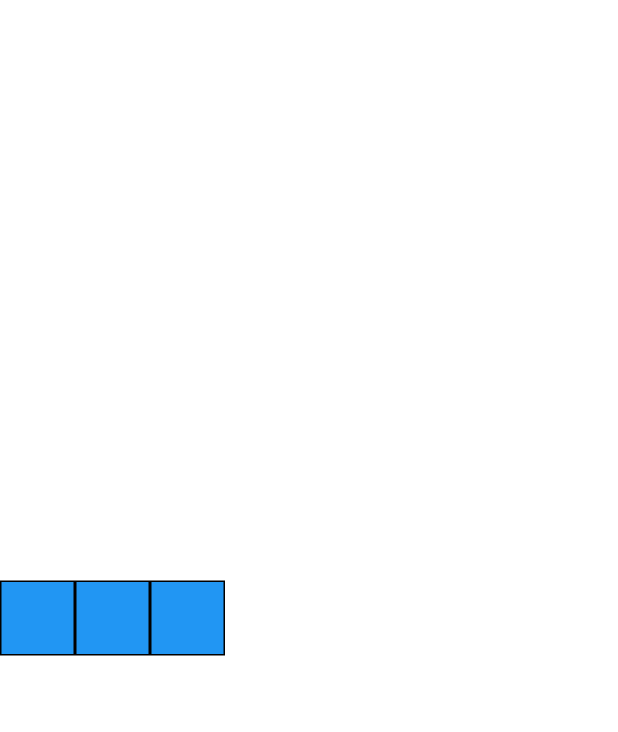
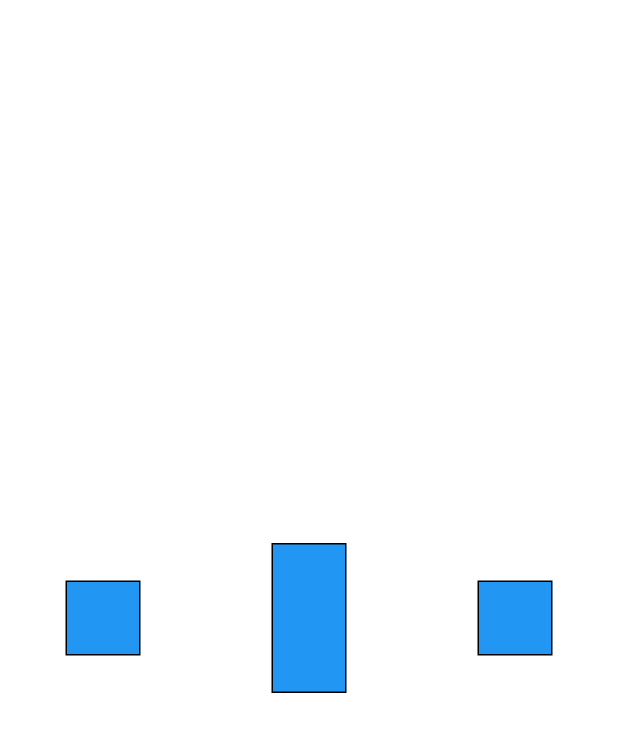
Before and after one commit to euivanw/flutter_codelabs_lab4, a Flutter app: the screen it shows after launch, on a phone screen of 412 x 824 dp. Shown: the top 732 px of the screen. Run offline on Flutter 3.47's test engine with Material 2 defaults, Android fonts, the phone set to English and light mode, and no system bars.

Commit message:
Lab4: Modificando o alinhamento cruzado do eixo

```diff
--- /dev/null
+++ b/lib/exemplo_cross_axis_alignment.dart
@@ -0,0 +1,44 @@
+import 'package:flutter/material.dart';
+
+class CrossAxisAlignmentExemplo extends StatelessWidget {
+  @override
+  Widget build(BuildContext context) {
+    return Row(
+      mainAxisAlignment: MainAxisAlignment.spaceAround,
+      crossAxisAlignment: CrossAxisAlignment.center,
+      children: [
+        BlueBox(),
+        BiggerBlueBox(),
+        BlueBox(),
+      ],
+    );
+  }
+}
+
+class BlueBox extends StatelessWidget {
+  @override
+  Widget build(BuildContext context) {
+    return Container(
+      width: 50,
+      height: 50,
+      decoration: BoxDecoration(
+        color: Colors.blue,
+        border: Border.all(),
+      ),
+    );
+  }
+}
+
+class BiggerBlueBox extends StatelessWidget {
+  @override
+  Widget build(BuildContext context) {
+    return Container(
+      width: 50,
+      height: 100,
+      decoration: BoxDecoration(
+        color: Colors.blue,
+        border: Border.all(),
+      ),
+    );
+  }
+}
--- a/lib/main.dart
+++ b/lib/main.dart
@@ -1,6 +1,6 @@
 import 'package:flutter/material.dart';
 
-import 'exemplo_main_axis_size.dart';
+import 'exemplo_cross_axis_alignment.dart';
 
 void main() => runApp(MeuApp());
 
@@ -13,7 +13,7 @@ class MeuApp extends StatelessWidget {
         primarySwatch: Colors.blue,
         visualDensity: VisualDensity.adaptivePlatformDensity,
       ),
-      home: MainAxisSizeExemplo(),
+      home: CrossAxisAlignmentExemplo(),
     );
   }
 }
```
